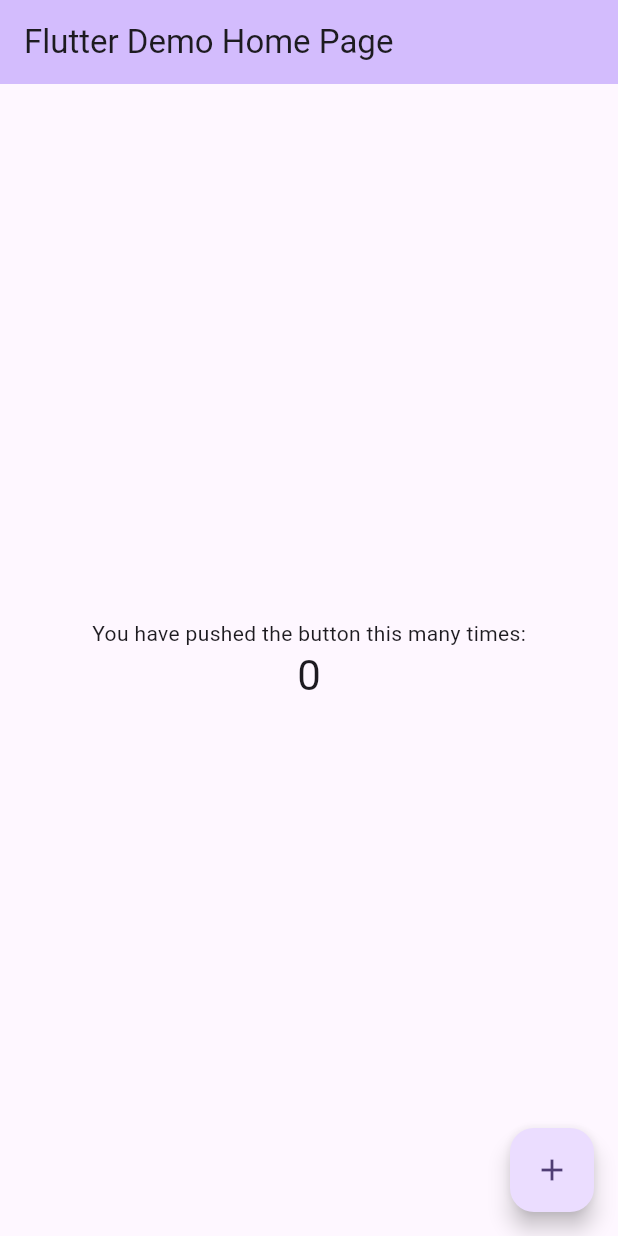
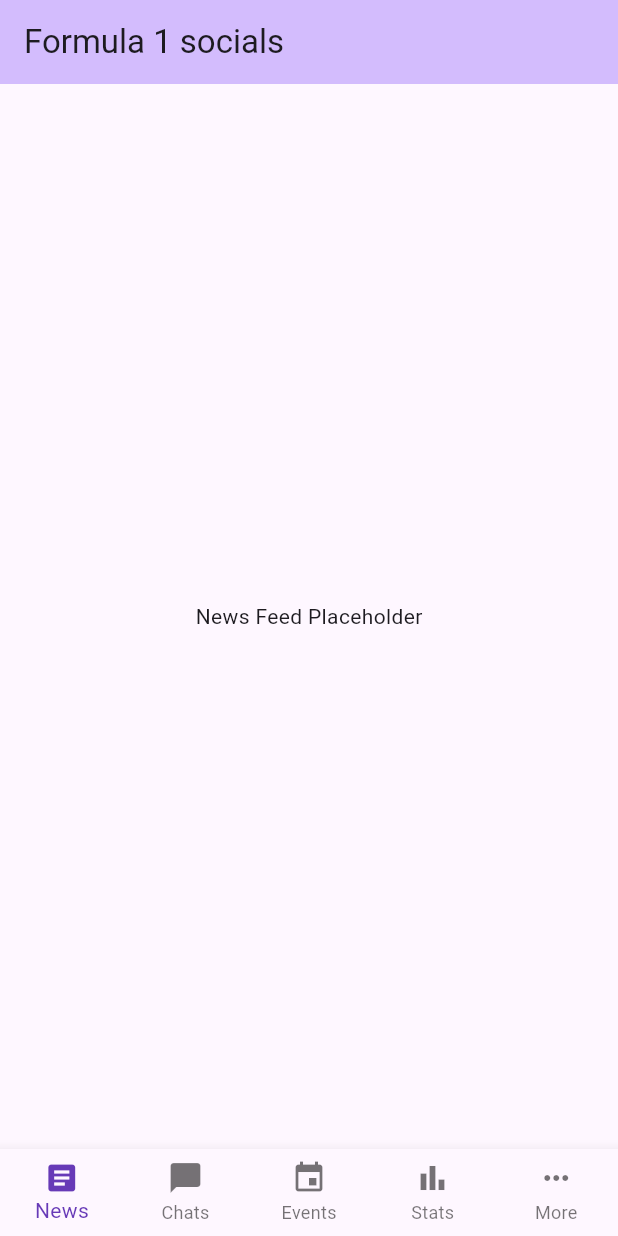
Before and after one commit to Timothy-itayi/social_media, a Flutter app: the screen it shows after launch, on a phone screen of 412 x 824 dp. Run offline on Flutter 3.47's test engine with Material 3 defaults, Android fonts, the phone set to English and light mode, and no system bars.

Commit message:
create home page

```diff
--- a/slip_stream/lib/main.dart
+++ b/slip_stream/lib/main.dart
@@ -11,7 +11,7 @@
   @override
   Widget build(BuildContext context) {
     return MaterialApp(
-      title: 'Flutter Demo',
+      title: 'Slip Stream',
       theme: ThemeData(
         // This is the theme of your application.
         //
@@ -30,23 +30,13 @@
         // tested with just a hot reload.
         colorScheme: ColorScheme.fromSeed(seedColor: Colors.deepPurple),
       ),
-      home: const MyHomePage(title: 'Flutter Demo Home Page'),
+      home: const MyHomePage(title: 'Formula 1 socials '),
     );
   }
 }
 
 class MyHomePage extends StatefulWidget {
   const MyHomePage({super.key, required this.title});
-
-  // This widget is the home page of your application. It is stateful, meaning
-  // that it has a State object (defined below) that contains fields that affect
-  // how it looks.
-
-  // This class is the configuration for the state. It holds the values (in this
-  // case the title) provided by the parent (in this case the App widget) and
-  // used by the build method of the State. Fields in a Widget subclass are
-  // always marked "final".
-
   final String title;
 
   @override
@@ -54,69 +44,58 @@
 }
 
 class _MyHomePageState extends State<MyHomePage> {
-  int _counter = 0;
+  int _selectedIndex = 0;
 
-  void _incrementCounter() {
+  static const List<Widget> _pages = <Widget>[
+    Center(child: Text('News Feed Placeholder')),
+    Center(child: Text('Chats Placeholder')),
+    Center(child: Text('Events Placeholder')),
+    Center(child: Text('Stats Placeholder')),
+    Center(child: Text('More Placeholder')),
+  ];
+
+  void _onItemTapped(int index) {
     setState(() {
-      // This call to setState tells the Flutter framework that something has
-      // changed in this State, which causes it to rerun the build method below
-      // so that the display can reflect the updated values. If we changed
-      // _counter without calling setState(), then the build method would not be
-      // called again, and so nothing would appear to happen.
-      _counter++;
+      _selectedIndex = index;
     });
   }
 
   @override
   Widget build(BuildContext context) {
-    // This method is rerun every time setState is called, for instance as done
-    // by the _incrementCounter method above.
-    //
-    // The Flutter framework has been optimized to make rerunning build methods
-    // fast, so that you can just rebuild anything that needs updating rather
-    // than having to individually change instances of widgets.
     return Scaffold(
       appBar: AppBar(
-        // TRY THIS: Try changing the color here to a specific color (to
-        // Colors.amber, perhaps?) and trigger a hot reload to see the AppBar
-        // change color while the other colors stay the same.
+        title: Text(widget.title),
         backgroundColor: Theme.of(context).colorScheme.inversePrimary,
-        // Here we take the value from the MyHomePage object that was created by
-        // the App.build method, and use it to set our appbar title.
-        title: Text(widget.title),
       ),
-      body: Center(
-        // Center is a layout widget. It takes a single child and positions it
-        // in the middle of the parent.
-        child: Column(
-          // Column is also a layout widget. It takes a list of children and
-          // arranges them vertically. By default, it sizes itself to fit its
-          // children horizontally, and tries to be as tall as its parent.
-          //
-          // Column has various properties to control how it sizes itself and
-          // how it positions its children. Here we use mainAxisAlignment to
-          // center the children vertically; the main axis here is the vertical
-          // axis because Columns are vertical (the cross axis would be
-          // horizontal).
-          //
-          // TRY THIS: Invoke "debug painting" (choose the "Toggle Debug Paint"
-          // action in the IDE, or press "p" in the console), to see the
-          // wireframe for each widget.
-          mainAxisAlignment: MainAxisAlignment.center,
-          children: <Widget>[
-            const Text('You have pushed the button this many times:'),
-            Text(
-              '$_counter',
-              style: Theme.of(context).textTheme.headlineMedium,
-            ),
-          ],
-        ),
+      body: _pages[_selectedIndex],
+      bottomNavigationBar: BottomNavigationBar(
+        type: BottomNavigationBarType.fixed,
+        items: const <BottomNavigationBarItem>[
+          BottomNavigationBarItem(
+            icon: Icon(Icons.article),
+            label: 'News',
+          ),
+          BottomNavigationBarItem(
+            icon: Icon(Icons.chat_bubble),
+            label: 'Chats',
+          ),
+          BottomNavigationBarItem(
+            icon: Icon(Icons.event),
+            label: 'Events',
+          ),
+          BottomNavigationBarItem(
+            icon: Icon(Icons.bar_chart),
+            label: 'Stats',
+          ),
+          BottomNavigationBarItem(
+            icon: Icon(Icons.more_horiz),
+            label: 'More',
+          ),
+        ],
+        currentIndex: _selectedIndex,
+        selectedItemColor: Colors.deepPurple,
+        onTap: _onItemTapped,
       ),
-      floatingActionButton: FloatingActionButton(
-        onPressed: _incrementCounter,
-        tooltip: 'Increment',
-        child: const Icon(Icons.add),
-      ), // This trailing comma makes auto-formatting nicer for build methods.
     );
   }
 }
```
